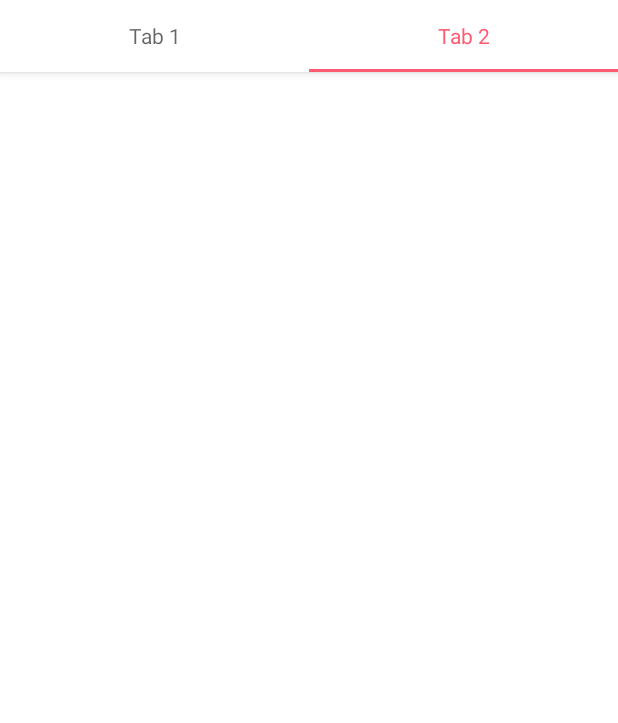
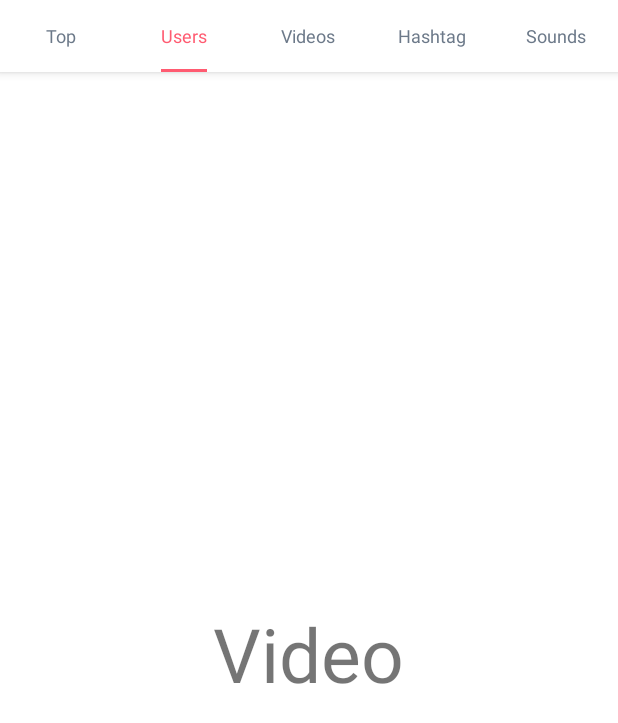
Before and after one commit to Asmat119/feardog, an Android app: the screen it shows after launch (SearchTabActivity before the commit, SearchFragment after it), tab 2 chosen, on a phone screen of 412 x 824 dp. Shown: the top 723 px of the screen. Run offline under Robolectric (Android 15) with nearby library versions, the phone set to English and light mode, and no system bars.

Commit message:
TabLayout done

```diff
--- a/app/src/main/AndroidManifest.xml
+++ b/app/src/main/AndroidManifest.xml
@@ -36,7 +36,7 @@
                 android:value="" />
         </activity>
         <activity
-            android:name="searchtab.SearchTabActivity"
+            android:name="searchtab.SearchFragment"
             android:exported="true">
             <intent-filter>
                 <action android:name="android.intent.action.MAIN" />
--- /dev/null
+++ b/app/src/main/java/searchtab/SearchFragment.java
@@ -0,0 +1,64 @@
+package searchtab;
+
+import android.os.Bundle;
+
+import com.example.feardog.databinding.ActivitySearchFragmentBinding;
+import com.google.android.material.floatingactionbutton.FloatingActionButton;
+import com.google.android.material.snackbar.Snackbar;
+import com.google.android.material.tabs.TabLayout;
+
+import androidx.viewpager.widget.ViewPager;
+import androidx.appcompat.app.AppCompatActivity;
+import androidx.viewpager2.widget.ViewPager2;
+
+import android.view.Menu;
+import android.view.MenuItem;
+import android.view.View;
+
+import searchtab.ui.main.SectionsPagerAdapter;
+
+
+public class SearchFragment extends AppCompatActivity {
+
+    private ActivitySearchFragmentBinding binding;
+
+    @Override
+    protected void onCreate(Bundle savedInstanceState) {
+        super.onCreate(savedInstanceState);
+
+        binding = ActivitySearchFragmentBinding.inflate(getLayoutInflater());
+        setContentView(binding.getRoot());
+
+        SectionsPagerAdapter sectionsPagerAdapter = new SectionsPagerAdapter(getSupportFragmentManager(),getLifecycle());
+        ViewPager2 viewPager = binding.viewPager;
+        viewPager.setAdapter(sectionsPagerAdapter);
+        TabLayout tabs = binding.tabs;
+        tabs.addTab(tabs.newTab().setText("Top"));
+        tabs.addTab(tabs.newTab().setText("Users"));
+        tabs.addTab(tabs.newTab().setText("Videos"));
+        tabs.addTab(tabs.newTab().setText("Hashtag"));
+        tabs.addTab(tabs.newTab().setText("Sounds"));
+        tabs.addOnTabSelectedListener(new TabLayout.OnTabSelectedListener() {
+            @Override
+            public void onTabSelected(TabLayout.Tab tab) {
+                binding.viewPager.setCurrentItem(tab.getPosition());
+            }
+
+            @Override
+            public void onTabUnselected(TabLayout.Tab tab) {
+
+            }
+
+            @Override
+            public void onTabReselected(TabLayout.Tab tab) {
+
+            }
+        });
+        binding.viewPager.registerOnPageChangeCallback(new ViewPager2.OnPageChangeCallback() {
+            @Override
+            public void onPageSelected(int position) {
+                tabs.selectTab(tabs.getTabAt(position));
+            }
+        });
+    }
+}
--- a/app/src/main/java/searchtab/SearchTabActivity.java
+++ /dev/null
@@ -1,39 +0,0 @@
-package searchtab;
-
-import android.os.Bundle;
-
-import com.example.feardog.databinding.ActivitySearchTabBinding;
-import com.google.android.material.floatingactionbutton.FloatingActionButton;
-import com.google.android.material.snackbar.Snackbar;
-import com.google.android.material.tabs.TabLayout;
-
-import androidx.viewpager.widget.ViewPager;
-import androidx.appcompat.app.AppCompatActivity;
-
-import android.view.Menu;
-import android.view.MenuItem;
-import android.view.View;
-
-import searchtab.ui.main.SectionsPagerAdapter;
-
-
-public class SearchTabActivity extends AppCompatActivity {
-
-    private ActivitySearchTabBinding binding;
-
-    @Override
-    protected void onCreate(Bundle savedInstanceState) {
-        super.onCreate(savedInstanceState);
-
-        binding = ActivitySearchTabBinding.inflate(getLayoutInflater());
-        setContentView(binding.getRoot());
-
-        SectionsPagerAdapter sectionsPagerAdapter = new SectionsPagerAdapter(this, getSupportFragmentManager());
-        ViewPager viewPager = binding.viewPager;
-        viewPager.setAdapter(sectionsPagerAdapter);
-        TabLayout tabs = binding.tabs;
-        tabs.setupWithViewPager(viewPager);
-
-
-    }
-}
--- a/app/src/main/java/searchtab/ui/main/PageViewModel.java
+++ /dev/null
@@ -1,26 +0,0 @@
-package searchtab.ui.main;
-
-import androidx.arch.core.util.Function;
-import androidx.lifecycle.LiveData;
-import androidx.lifecycle.MutableLiveData;
-import androidx.lifecycle.Transformations;
-import androidx.lifecycle.ViewModel;
-
-public class PageViewModel extends ViewModel {
-
-    private MutableLiveData<Integer> mIndex = new MutableLiveData<>();
-    private LiveData<String> mText = Transformations.map(mIndex, new Function<Integer, String>() {
-        @Override
-        public String apply(Integer input) {
-            return "Hello world from section: " + input;
-        }
-    });
-
-    public void setIndex(int index) {
-        mIndex.setValue(index);
-    }
-
-    public LiveData<String> getText() {
-        return mText;
-    }
-}
--- a/app/src/main/java/searchtab/ui/main/PlaceholderFragment.java
+++ /dev/null
@@ -1,68 +0,0 @@
-package searchtab.ui.main;
-
-import android.os.Bundle;
-import android.view.LayoutInflater;
-import android.view.View;
-import android.view.ViewGroup;
-import android.widget.TextView;
-
-import androidx.annotation.Nullable;
-import androidx.annotation.NonNull;
-import androidx.fragment.app.Fragment;
-import androidx.lifecycle.Observer;
-import androidx.lifecycle.ViewModelProvider;
-
-import com.example.feardog.databinding.FragmentSearchTabBinding;
-/**
- * A placeholder fragment containing a simple view.
- */
-public class PlaceholderFragment extends Fragment {
-
-    private static final String ARG_SECTION_NUMBER = "section_number";
-
-    private PageViewModel pageViewModel;
-    private FragmentSearchTabBinding binding;
-
-    public static PlaceholderFragment newInstance(int index) {
-        PlaceholderFragment fragment = new PlaceholderFragment();
-        Bundle bundle = new Bundle();
-        bundle.putInt(ARG_SECTION_NUMBER, index);
-        fragment.setArguments(bundle);
-        return fragment;
-    }
-
-    @Override
-    public void onCreate(Bundle savedInstanceState) {
-        super.onCreate(savedInstanceState);
-        pageViewModel = new ViewModelProvider(this).get(PageViewModel.class);
-        int index = 1;
-        if (getArguments() != null) {
-            index = getArguments().getInt(ARG_SECTION_NUMBER);
-        }
-        pageViewModel.setIndex(index);
-    }
-
-    @Override
-    public View onCreateView(
-            @NonNull LayoutInflater inflater, ViewGroup container,
-            Bundle savedInstanceState) {
-
-        binding = FragmentSearchTabBinding.inflate(inflater, container, false);
-        View root = binding.getRoot();
-
-        final TextView textView = binding.sectionLabel;
-        pageViewModel.getText().observe(getViewLifecycleOwner(), new Observer<String>() {
-            @Override
-            public void onChanged(@Nullable String s) {
-                textView.setText(s);
-            }
-        });
-        return root;
-    }
-
-    @Override
-    public void onDestroyView() {
-        super.onDestroyView();
-        binding = null;
-    }
-}
--- a/app/src/main/java/searchtab/ui/main/SectionsPagerAdapter.java
+++ b/app/src/main/java/searchtab/ui/main/SectionsPagerAdapter.java
@@ -2,46 +2,52 @@ package searchtab.ui.main;
 
 import android.content.Context;
 
+import androidx.annotation.NonNull;
 import androidx.annotation.Nullable;
 import androidx.annotation.StringRes;
 import androidx.fragment.app.Fragment;
 import androidx.fragment.app.FragmentManager;
 import androidx.fragment.app.FragmentPagerAdapter;
-
-import com.example.feardog.R;
+import androidx.lifecycle.Lifecycle;
+import androidx.viewpager2.adapter.FragmentStateAdapter;
 
 
-/**
- * A [FragmentPagerAdapter] that returns a fragment corresponding to
- * one of the sections/tabs/pages.
- */
-public class SectionsPagerAdapter extends FragmentPagerAdapter {
+import searchtab.ui.main.tabs.HashTabFragment;
+import searchtab.ui.main.tabs.SoundTabFragment;
+import searchtab.ui.main.tabs.TopFragmentTab;
+import searchtab.ui.main.tabs.UserTabFragment;
+import searchtab.ui.main.tabs.VideoTabFragment;
 
-    @StringRes
-    private static final int[] TAB_TITLES = new int[]{R.string.tab_text_1, R.string.tab_text_2};
-    private final Context mContext;
+public class SectionsPagerAdapter extends FragmentStateAdapter {
 
-    public SectionsPagerAdapter(Context context, FragmentManager fm) {
-        super(fm);
-        mContext = context;
+
+    public SectionsPagerAdapter(@NonNull FragmentManager fm, Lifecycle lifecycle) {
+        super(fm,lifecycle);
+    }
+
+    @NonNull
+    @Override
+    public Fragment createFragment(int position) {
+        if (position==0){
+            return new TopFragmentTab();
+        }
+        else if(position==1){
+            return new VideoTabFragment();
+
+        }
+        else if(position==2){
+            return new UserTabFragment();
+
+        }
+        else if(position==3){
+            return new HashTabFragment();
+
+        }
+        return new SoundTabFragment();
     }
 
     @Override
-    public Fragment getItem(int position) {
-        // getItem is called to instantiate the fragment for the given page.
-        // Return a PlaceholderFragment (defined as a static inner class below).
-        return PlaceholderFragment.newInstance(position + 1);
-    }
-
-    @Nullable
-    @Override
-    public CharSequence getPageTitle(int position) {
-        return mContext.getResources().getString(TAB_TITLES[position]);
-    }
-
-    @Override
-    public int getCount() {
-        // Show 2 total pages.
-        return 2;
+    public int getItemCount() {
+        return 5;
     }
 }
--- /dev/null
+++ b/app/src/main/java/searchtab/ui/main/tabs/TopFragmentTab.java
@@ -0,0 +1,21 @@
+package searchtab.ui.main.tabs;
+
+import android.os.Bundle;
+
+import androidx.fragment.app.Fragment;
+
+import android.view.LayoutInflater;
+import android.view.View;
+import android.view.ViewGroup;
+
+import com.example.feardog.R;
+
+public class TopFragmentTab extends Fragment {
+
+    @Override
+    public View onCreateView(LayoutInflater inflater, ViewGroup container,
+                             Bundle savedInstanceState) {
+        // Inflate the layout for this fragment
+        return inflater.inflate(R.layout.fragment_top_tab, container, false);
+    }
+}
--- /dev/null
+++ b/app/src/main/java/searchtab/ui/main/tabs/UserTabFragment.java
@@ -0,0 +1,23 @@
+package searchtab.ui.main.tabs;
+
+import android.os.Bundle;
+
+import androidx.fragment.app.Fragment;
+
+import android.view.LayoutInflater;
+import android.view.View;
+import android.view.ViewGroup;
+
+import com.example.feardog.R;
+
+
+public class UserTabFragment extends Fragment {
+
+
+    @Override
+    public View onCreateView(LayoutInflater inflater, ViewGroup container,
+                             Bundle savedInstanceState) {
+        // Inflate the layout for this fragment
+        return inflater.inflate(R.layout.fragment_user_tab, container, false);
+    }
+}
--- /dev/null
+++ b/app/src/main/java/searchtab/ui/main/tabs/VideoTabFragment.java
@@ -0,0 +1,21 @@
+package searchtab.ui.main.tabs;
+
+import android.os.Bundle;
+
+import androidx.fragment.app.Fragment;
+
+import android.view.LayoutInflater;
+import android.view.View;
+import android.view.ViewGroup;
+
+import com.example.feardog.R;
+
+public class VideoTabFragment extends Fragment {
+
+    @Override
+    public View onCreateView(LayoutInflater inflater, ViewGroup container,
+                             Bundle savedInstanceState) {
+        // Inflate the layout for this fragment
+        return inflater.inflate(R.layout.fragment_video_tab, container, false);
+    }
+}
--- a/app/src/main/res/layout/activity_search_tab.xml
+++ b/app/src/main/res/layout/activity_search_fragment.xml
@@ -4,27 +4,30 @@
     xmlns:tools="http://schemas.android.com/tools"
     android:layout_width="match_parent"
     android:layout_height="match_parent"
-    tools:context="searchtab.SearchTabActivity">
+    tools:context="searchtab.SearchFragment">
 
     <com.google.android.material.appbar.AppBarLayout
         android:layout_width="match_parent"
         android:layout_height="wrap_content"
         android:theme="@style/Theme.Feardog.AppBarOverlay">
 
+
         <com.google.android.material.tabs.TabLayout
             android:id="@+id/tabs"
-            app:tabIndicatorColor="#FF5B71"
+            android:layout_width="match_parent"
+            app:tabSelectedTextColor="@color/red"
+            app:tabIndicatorFullWidth="false"
+            app:tabTextColor="#6C7989"
             app:tabTextAppearance="@style/MyTabLayoutTextAppearance"
-            app:tabSelectedTextColor="#FF5B71"
-            android:layout_width="match_parent"
+
+            app:tabIndicatorColor="@color/red"
             android:layout_height="wrap_content" />
     </com.google.android.material.appbar.AppBarLayout>
 
-    <androidx.viewpager.widget.ViewPager
+    <androidx.viewpager2.widget.ViewPager2
         android:id="@+id/view_pager"
         android:layout_width="match_parent"
         android:layout_height="match_parent"
         app:layout_behavior="@string/appbar_scrolling_view_behavior" />
 
-
 </androidx.coordinatorlayout.widget.CoordinatorLayout>
--- /dev/null
+++ b/app/src/main/res/layout/fragment_video_tab.xml
@@ -0,0 +1,16 @@
+<RelativeLayout xmlns:android="http://schemas.android.com/apk/res/android"
+    xmlns:tools="http://schemas.android.com/tools"
+    android:layout_width="match_parent"
+    android:layout_height="match_parent"
+    tools:context="searchtab.ui.main.tabs.VideoTabFragment">
+
+    <!-- TODO: Update blank fragment layout -->
+    <TextView
+        android:layout_width="wrap_content"
+        android:layout_height="wrap_content"
+        android:textSize="50sp"
+        android:layout_centerVertical="true"
+        android:layout_centerHorizontal="true"
+        android:text="Video" />
+
+</RelativeLayout>
--- a/app/src/main/res/values/strings.xml
+++ b/app/src/main/res/values/strings.xml
@@ -3,4 +3,7 @@
     <string name="title_activity_search_tab">SearchTabActivity</string>
     <string name="tab_text_1">Tab 1</string>
     <string name="tab_text_2">Tab 2</string>
+    <!-- TODO: Remove or change this placeholder text -->
+    <string name="hello_blank_fragment">Hello blank fragment</string>
+    <string name="title_activity_search_fragment">SearchFragment</string>
 </resources>
--- a/app/src/main/res/values/styles.xml
+++ b/app/src/main/res/values/styles.xml
@@ -16,8 +16,11 @@
         <item name="android:focusable">true</item>
     </style>
     <style name="MyTabLayoutTextAppearance" parent="Widget.Design.TabLayout">
-        <item name="android:textSize">14sp</item>
+        <item name="android:textSize">12sp</item>
         <item name="android:textAllCaps">false</item>
+        <item name="tabSelectedTextColor">@color/red</item>
+
+        <item name="selectableItemBackground">@color/red</item>
     </style>
 
 </resources>
```
Also changed, not shown: app/src/main/java/searchtab/ui/main/tabs/HashTabFragment.java (added, +20 -0 lines), app/src/main/java/searchtab/ui/main/tabs/SoundTabFragment.java (added, +20 -0 lines), app/src/main/res/layout/fragment_hash_tab.xml (added, +16 -0 lines), app/src/main/res/layout/fragment_sound_tab.xml (added, +16 -0 lines), app/src/main/res/layout/fragment_top_tab.xml (added, +16 -0 lines), app/src/main/res/layout/fragment_user_tab.xml (added, +13 -0 lines).
